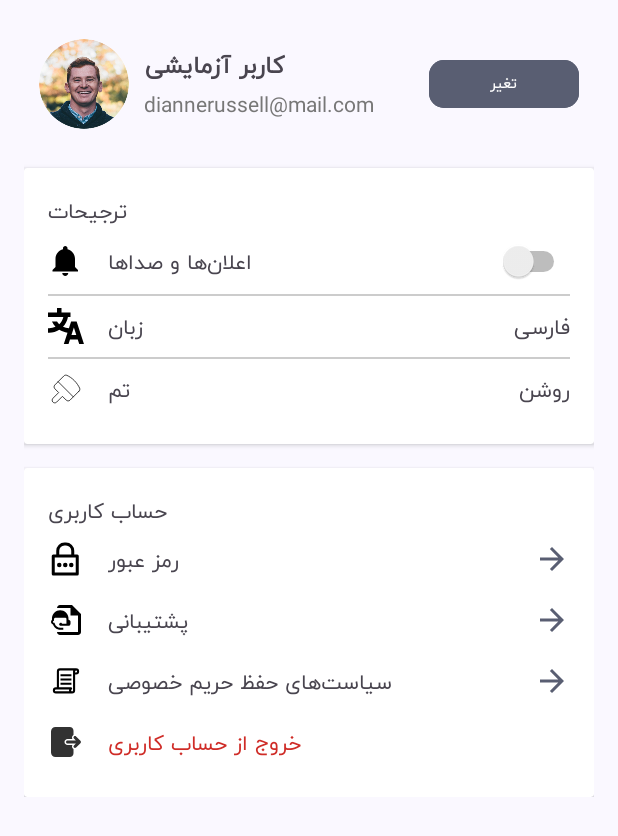
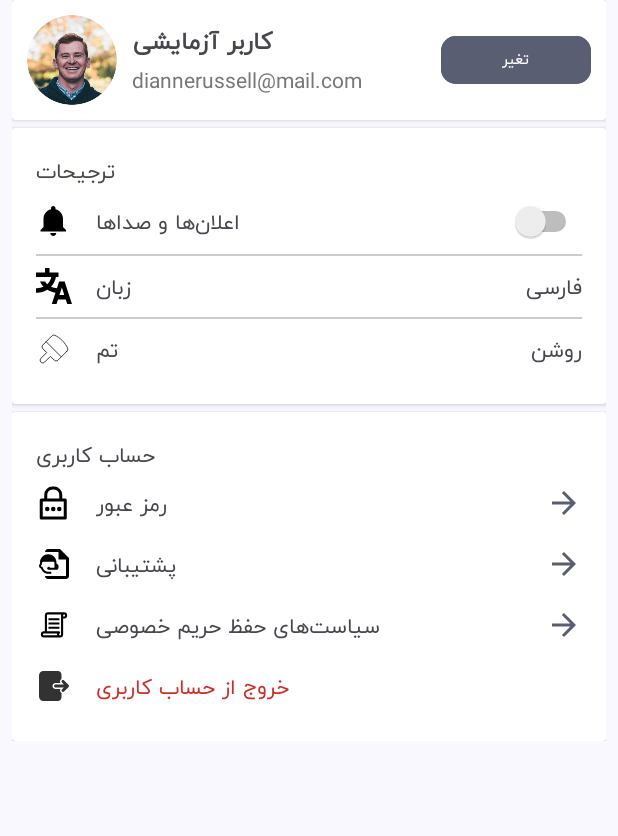
Before and after one commit to mshajkarami/2024-AN-KT-IoTEquipment--mshajkarami.dev, an Android app: the fragment SettingsFragment shown on its own in the app's theme, on a phone screen of 412 x 824 dp. Shown: the top 836 px of the screen. Run offline under Robolectric (Android 15) with nearby library versions, the phone set to English and light mode, and no system bars; our stand-ins replace navigation-ui; 3 statements that could not run were skipped.

Commit message:
Add SettingFragment

```diff
--- a/app/src/main/java/com/irisaco/iotequipment/data/remote/EquipmentApiService.kt
+++ b/app/src/main/java/com/irisaco/iotequipment/data/remote/EquipmentApiService.kt
@@ -1,7 +1,5 @@
 package com.irisaco.iotequipment.data.remote
 
-import androidx.room.Delete
-import com.irisaco.iotequipment.data.model.Equipment
 import com.irisaco.iotequipment.data.model.Items
 import com.irisaco.iotequipment.data.model.Records
 import com.irisaco.iotequipment.data.model.RootResponse
@@ -50,7 +48,7 @@ interface EquipmentApiService {
     @POST("equipment/{equipmentId}/records/{recordId}/upload")
     suspend fun uploadRecordDocument(
         @Path("equipmentId") equipmentId: Int,
-        @Path("recordId") recordId: Int,
+        @Path("recordId") recordId: Int?,
         @Part file: MultipartBody.Part
     ): Response<String>
 
--- a/app/src/main/java/com/irisaco/iotequipment/ui/home/HomeFragment.kt
+++ b/app/src/main/java/com/irisaco/iotequipment/ui/home/HomeFragment.kt
@@ -33,6 +33,9 @@ class HomeFragment : Fragment() {
         val searchBox = view.findViewById<TextInputLayout>(R.id.searchBox)
         val searchBar = view.findViewById<TextInputEditText>(R.id.search_bar)
         val btnScan: FloatingActionButton = view.findViewById(R.id.btn_scan)
+
+        (requireActivity() as MainActivity).setDefaultToolbarIcon()
+
 
         searchBar.setOnFocusChangeListener { _, hasFocus ->
             if (hasFocus) {
--- a/app/src/main/java/com/irisaco/iotequipment/ui/setting/SettingsFragment.kt
+++ b/app/src/main/java/com/irisaco/iotequipment/ui/setting/SettingsFragment.kt
@@ -5,29 +5,15 @@ import android.view.LayoutInflater
 import android.view.View
 import android.view.ViewGroup
 import androidx.fragment.app.Fragment
+import com.irisaco.iotequipment.MainActivity
 import com.irisaco.iotequipment.R
 
-// TODO: Rename parameter arguments, choose names that match
-// the fragment initialization parameters, e.g. ARG_ITEM_NUMBER
-private const val ARG_PARAM1 = "param1"
-private const val ARG_PARAM2 = "param2"
+class SettingsFragment : Fragment() {
 
-/**
- * A simple [androidx.fragment.app.Fragment] subclass.
- * Use the [SettingsFragment.newInstance] factory method to
- * create an instance of this fragment.
- */
-class SettingsFragment : Fragment() {
-    // TODO: Rename and change types of parameters
-    private var param1: String? = null
-    private var param2: String? = null
+
 
     override fun onCreate(savedInstanceState: Bundle?) {
         super.onCreate(savedInstanceState)
-        arguments?.let {
-            param1 = it.getString(ARG_PARAM1)
-            param2 = it.getString(ARG_PARAM2)
-        }
     }
 
     override fun onCreateView(
@@ -38,23 +24,17 @@ class SettingsFragment : Fragment() {
         return inflater.inflate(R.layout.fragment_settings, container, false)
     }
 
-    companion object {
-        /**
-         * Use this factory method to create a new instance of
-         * this fragment using the provided parameters.
-         *
-         * @param param1 Parameter 1.
-         * @param param2 Parameter 2.
-         * @return A new instance of fragment SettingsFragment.
-         */
-        // TODO: Rename and change types and number of parameters
-        @JvmStatic
-        fun newInstance(param1: String, param2: String) =
-            SettingsFragment().apply {
-                arguments = Bundle().apply {
-                    putString(ARG_PARAM1, param1)
-                    putString(ARG_PARAM2, param2)
-                }
-            }
+    override fun onViewCreated(view: View, savedInstanceState: Bundle?) {
+        super.onViewCreated(view, savedInstanceState)
+        val activity = (requireActivity() as MainActivity)
+
+        activity.setToolbarTitle("")
+        activity.setToolbarMenu(R.drawable.ic_help_question)
+
+    }
+
+    override fun onDestroy() {
+        super.onDestroy()
+        (requireActivity() as MainActivity).setDefaultToolbarIcon()
     }
 }
--- /dev/null
+++ b/app/src/main/res/drawable/ic_help_question.xml
@@ -0,0 +1,9 @@
+<vector xmlns:android="http://schemas.android.com/apk/res/android"
+    android:width="800dp"
+    android:height="800dp"
+    android:viewportWidth="24"
+    android:viewportHeight="24">
+  <path
+      android:pathData="M12,22C6.477,22 2,17.523 2,12S6.477,2 12,2s10,4.477 10,10 -4.477,10 -10,10zM7.92,9.234v0.102a0.5,0.5 0,0 0,0.5 0.5h0.997a0.499,0.499 0,0 0,0.499 -0.499c0,-1.29 0.998,-1.979 2.34,-1.979 1.308,0 2.168,0.689 2.168,1.67 0,0.928 -0.482,1.359 -1.686,1.91l-0.344,0.154C11.379,11.54 11,12.21 11,13.381v0.119a0.5,0.5 0,0 0,0.5 0.5h0.997a0.499,0.499 0,0 0,0.499 -0.499c0,-0.516 0.138,-0.723 0.55,-0.912l0.345,-0.155c1.445,-0.654 2.529,-1.514 2.529,-3.39v-0.103c0,-1.978 -1.72,-3.441 -4.164,-3.441 -2.478,0 -4.336,1.428 -4.336,3.734zM10.5,16.991c0,0.867 0.659,1.509 1.491,1.509 0.85,0 1.509,-0.642 1.509,-1.509 0,-0.867 -0.659,-1.491 -1.509,-1.491 -0.832,0 -1.491,0.624 -1.491,1.491z"
+      android:fillColor="#000000"/>
+</vector>
--- a/app/src/main/res/layout/fragment_settings.xml
+++ b/app/src/main/res/layout/fragment_settings.xml
@@ -1,9 +1,12 @@
 <?xml version="1.0" encoding="utf-8"?>
-<ScrollView xmlns:android="http://schemas.android.com/apk/res/android"
+<ScrollView
+    xmlns:android="http://schemas.android.com/apk/res/android"
     android:layout_width="match_parent"
     android:layout_height="match_parent"
-    android:background="?android:attr/windowBackground"
-    android:padding="16dp">
+    android:background="@color/md_theme_background"
+    android:paddingRight="8dp"
+    android:paddingLeft="8dp"
+    >
 
     <LinearLayout
         android:orientation="vertical"
@@ -13,12 +16,12 @@
         <include layout="@layout/item_profile" />
 
         <View android:layout_width="match_parent"
-            android:layout_height="16dp" />
+            android:layout_height="5dp" />
 
         <include layout="@layout/item_preferences" />
 
         <View android:layout_width="match_parent"
-            android:layout_height="16dp" />
+            android:layout_height="5dp" />
 
         <include layout="@layout/item_account" />
 
--- a/app/src/main/res/layout/item_preferences.xml
+++ b/app/src/main/res/layout/item_preferences.xml
@@ -1,5 +1,6 @@
 <?xml version="1.0" encoding="utf-8"?>
-<androidx.cardview.widget.CardView xmlns:android="http://schemas.android.com/apk/res/android"
+<androidx.cardview.widget.CardView
+    xmlns:android="http://schemas.android.com/apk/res/android"
     xmlns:tools="http://schemas.android.com/tools"
     android:layout_width="match_parent"
     android:layout_height="wrap_content"
--- a/app/src/main/res/layout/item_profile.xml
+++ b/app/src/main/res/layout/item_profile.xml
@@ -1,5 +1,9 @@
 <?xml version="1.0" encoding="utf-8"?>
-<LinearLayout xmlns:android="http://schemas.android.com/apk/res/android"
+<androidx.cardview.widget.CardView
+    android:layout_width="match_parent"
+    android:layout_height="wrap_content"
+    xmlns:android="http://schemas.android.com/apk/res/android">
+    <LinearLayout
         xmlns:app="http://schemas.android.com/apk/res-auto"
         android:orientation="horizontal"
         android:layout_width="match_parent"
@@ -47,3 +51,5 @@
             android:layout_width="100dp"
             android:layout_height="40dp" />
     </LinearLayout>
+
+</androidx.cardview.widget.CardView>
--- a/app/src/main/res/values/strings.xml
+++ b/app/src/main/res/values/strings.xml
@@ -42,6 +42,7 @@
     <string name="toolbar_add_log_text">افزودن لاگ</string>
     <string name="toolbar_detail_log_text">توضیحات لاگ</string>
     <string name="toolbar_icon_profile">پروفایل</string>
+    <string name="toolbar_setting_text">تنظیمات</string>
 
     <!-- 📂 Menu -->
     <string name="menu_device_info">اطلاعات اولیه تجهیزات</string>
@@ -85,5 +86,8 @@
     <string name="toolbar_popup_menu_delete">حذف</string>
     <string name="btn_search_equipment">جستجو در محصولات</string>
     <string name="msg_barcode">بارکد با موفقیت شناسایی شد:</string>
+    <string name="toolbar_popup_menu_share_all">اشتراک‌گذاری همه فایل‌ها</string>
+    <string name="toolbar_popup_menu_refresh">بارگذاری مجدد</string>
+    <string name="toolbar_popup_menu_download_all_file">دانلود همه فایل ها</string>
 
 </resources>
--- a/app/src/main/res/xml/network_security_config.xml
+++ b/app/src/main/res/xml/network_security_config.xml
@@ -1,6 +1,6 @@
 <?xml version="1.0" encoding="utf-8"?>
 <network-security-config>
     <domain-config cleartextTrafficPermitted="true">
-        <domain includeSubdomains="true">192.168.1.16</domain>
+        <domain includeSubdomains="true">192.168.1.100</domain>
     </domain-config>
 </network-security-config>
```
Also changed, not shown: app/src/main/java/com/irisaco/iotequipment/MainActivity.kt (+16 -7 lines), app/src/main/java/com/irisaco/iotequipment/data/remote/ApiClient.kt (+6 -2 lines), app/src/main/java/com/irisaco/iotequipment/data/repository/EquipmentRepository.kt (+30 -9 lines), app/src/main/java/com/irisaco/iotequipment/ui/detail/attachments/AttachmentsFragment.kt (+20 -3 lines), app/src/main/java/com/irisaco/iotequipment/ui/detail/log/log_add/AddLogFragment.kt (+66 -13 lines), app/src/main/java/com/irisaco/iotequipment/ui/detail/log/log_add/AddLogViewModel.kt (+21 -0 lines), app/src/main/java/com/irisaco/iotequipment/utils/FileDownloader.kt (+2 -10 lines), app/src/main/res/menu/menu_toolbar_popup_attachment.xml (added, +18 -0 lines), app/src/main/res/navigation/main_nav_graph.xml (+10 -0 lines). Lines whose indentation alone changed are shown as unchanged.
